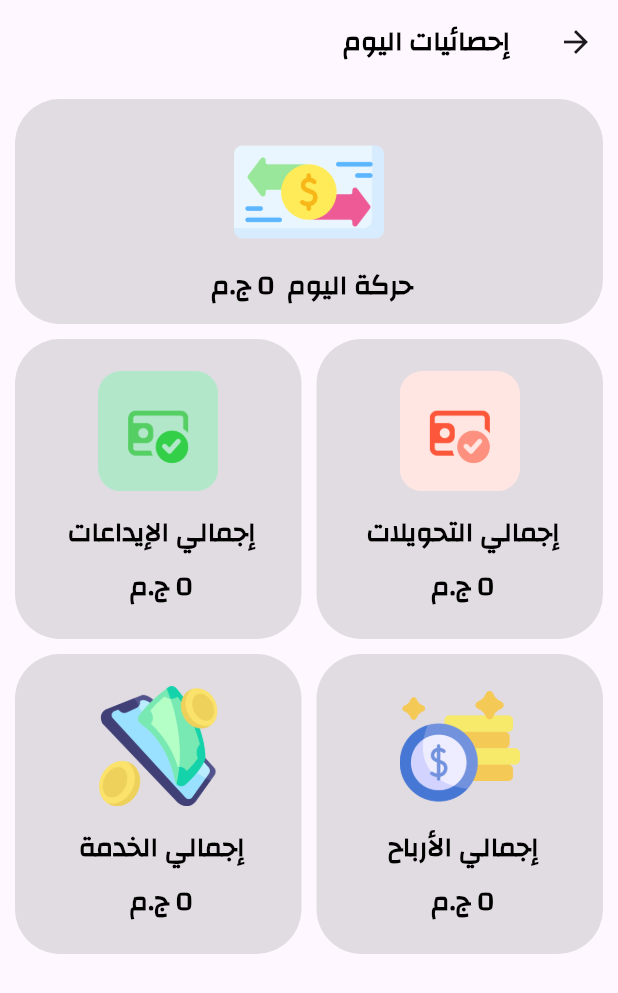
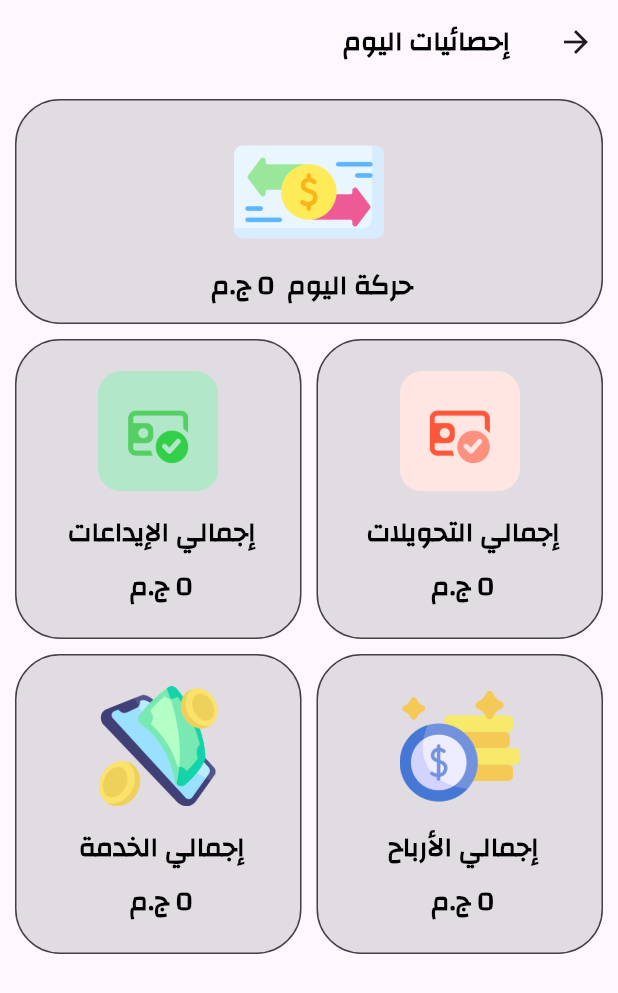
Before and after one commit to AliAntar7/antar_cash, a Flutter app: the screen it shows after launch, after a tap on the "filter list" icon, on a phone screen of 412 x 824 dp. Shown: the top 993 px of the screen. Run offline on Flutter 3.47's test engine with Material 3 defaults, Android fonts, the phone set to English and light mode, and no system bars; our stand-ins replace cloud_firestore, firebase_auth, firebase_core, flutter_bloc; accounts and stored records are empty.

```diff
--- a/lib/cubit/calculate_cubit/calculate_states.dart
+++ b/lib/cubit/calculate_cubit/calculate_states.dart
@@ -1,3 +1,5 @@
+import 'package:cloud_firestore/cloud_firestore.dart';
+
 abstract class CalculateStates {}
 
 class CalculatingTotalAmount extends CalculateStates {}
@@ -6,3 +8,10 @@ class CalculateTotalAmountFailed extends CalculateStates {
   final String message;
   CalculateTotalAmountFailed({required this.message});
 }
+
+class LoadingToGetAllTransaction extends CalculateStates {}
+class GetTransactionsGroupedByHourSuccess extends CalculateStates {}
+class GetAllTransactionFailed extends CalculateStates {
+  final String message;
+  GetAllTransactionFailed({required this.message});
+}
--- a/lib/cubit/transaction_cubit/transaction_states.dart
+++ b/lib/cubit/transaction_cubit/transaction_states.dart
@@ -16,6 +16,10 @@ class GetAllTransactionSucces extends TransactionStates {
   final List<QueryDocumentSnapshot> transactionsList;
   GetAllTransactionSucces({required this.transactionsList});
 }
+class GetTransactionsGroupedByHourSuccess extends TransactionStates {
+  final Map<String, List<QueryDocumentSnapshot>> transactionsByHour;
+  GetTransactionsGroupedByHourSuccess({required this.transactionsByHour});
+}
 class GetAllTransactionFailed extends TransactionStates {
   final String message;
   GetAllTransactionFailed({required this.message});
--- a/lib/screens/home_screen.dart
+++ b/lib/screens/home_screen.dart
@@ -36,7 +36,8 @@ class HomeScreen extends StatelessWidget {
           }
         },
         builder: (context, state) {
-          if (state is LoadingToGetAllTransaction) {
+          if (state is LoadingToGetAllTransaction
+              || state is LoadingToDeleteTransaction) {
             return const Scaffold(
               body: Center(
                 child: CircularProgressIndicator(),
@@ -96,13 +97,13 @@ class HomeScreen extends StatelessWidget {
                                 onDismissed: (direction) {
                                   context.read<TransactionCubit>().deleteTransaction(transaction.id);
                                   state.transactionsList.removeAt(index);
-                                  context.read<TransactionCubit>().getAllTransactions();
                                 },
                                 background: Container(
                                   alignment: Alignment.centerLeft,
-                                  padding: const EdgeInsets.symmetric(horizontal: 20.0),
+                                  padding: const EdgeInsets.all(10),
+                                  margin: const EdgeInsets.symmetric(vertical: 10),
                                   decoration: BoxDecoration(
-                                    borderRadius: BorderRadius.circular(10.0),
+                                    borderRadius: BorderRadius.circular(10),
                                     color: Colors.red,
                                   ),
                                   child: const Row(
--- a/lib/screens/statistics_screen.dart
+++ b/lib/screens/statistics_screen.dart
@@ -1,5 +1,6 @@
 import 'package:antar_cash/cubit/calculate_cubit/calculate_cubit.dart';
 import 'package:antar_cash/cubit/calculate_cubit/calculate_states.dart';
+import 'package:cloud_firestore/cloud_firestore.dart';
 import 'package:flutter/material.dart';
 import 'package:flutter_bloc/flutter_bloc.dart';
 
@@ -45,6 +46,7 @@ class StatisticsScreen extends StatelessWidget {
                             bottom: 10,
                           ),
                           decoration: BoxDecoration(
+                            border: Border.all(color: Colors.black.withOpacity(0.7)),
                             borderRadius: BorderRadius.circular(30),
                             color: Colors.grey.withOpacity(0.3),
                           ),
@@ -92,6 +94,7 @@ class StatisticsScreen extends StatelessWidget {
                               child: Container(
                                 height: 200,
                                 decoration: BoxDecoration(
+                                  border: Border.all(color: Colors.black.withOpacity(0.7)),
                                   borderRadius: BorderRadius.circular(30),
                                   color: Colors.grey.withOpacity(0.3),
                                 ),
@@ -140,6 +143,7 @@ class StatisticsScreen extends StatelessWidget {
                               child: Container(
                                 height: 200,
                                 decoration: BoxDecoration(
+                                  border: Border.all(color: Colors.black.withOpacity(0.7)),
                                   borderRadius: BorderRadius.circular(30),
                                   color: Colors.grey.withOpacity(0.3),
                                 ),
@@ -192,6 +196,7 @@ class StatisticsScreen extends StatelessWidget {
                               child: Container(
                                 height: 200,
                                 decoration: BoxDecoration(
+                                  border: Border.all(color: Colors.black.withOpacity(0.7)),
                                   borderRadius: BorderRadius.circular(30),
                                   color: Colors.grey.withOpacity(0.3),
                                 ),
@@ -240,6 +245,7 @@ class StatisticsScreen extends StatelessWidget {
                               child: Container(
                                 height: 200,
                                 decoration: BoxDecoration(
+                                  border: Border.all(color: Colors.black.withOpacity(0.7)),
                                   borderRadius: BorderRadius.circular(30),
                                   color: Colors.grey.withOpacity(0.3),
                                 ),
```
Also changed, not shown: lib/cubit/calculate_cubit/calculate_cubit.dart (+39 -0 lines), lib/cubit/transaction_cubit/transaction_cubit.dart (+18 -17 lines), lib/widgets/transactions_card.dart (+66 -38 lines).
